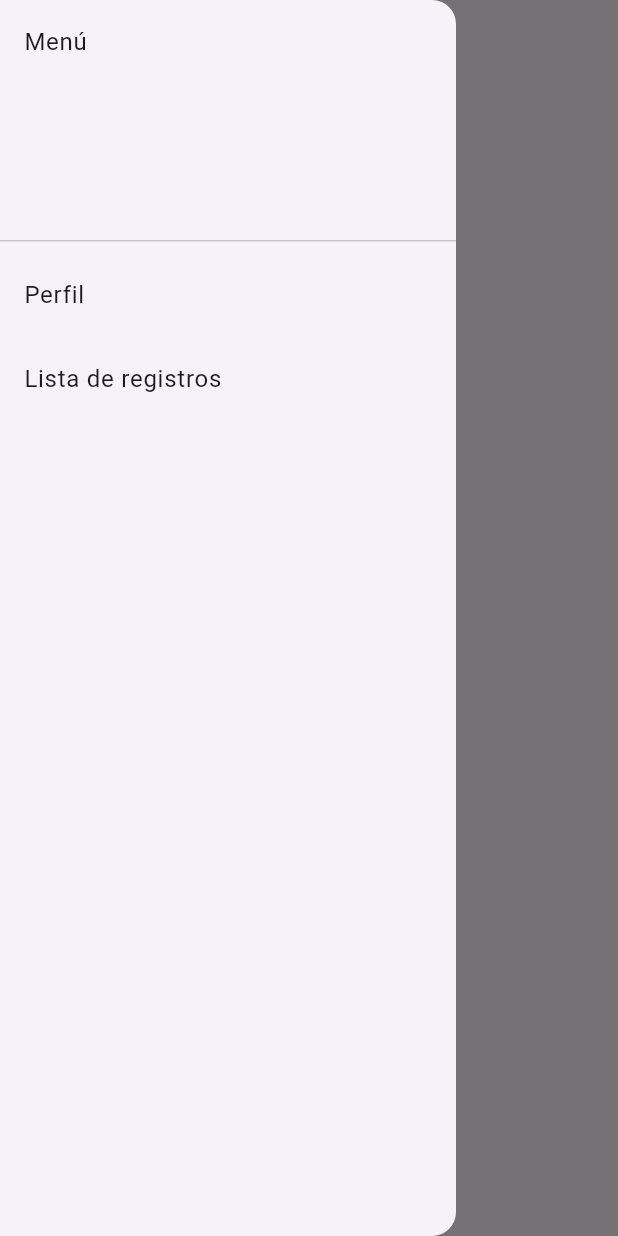
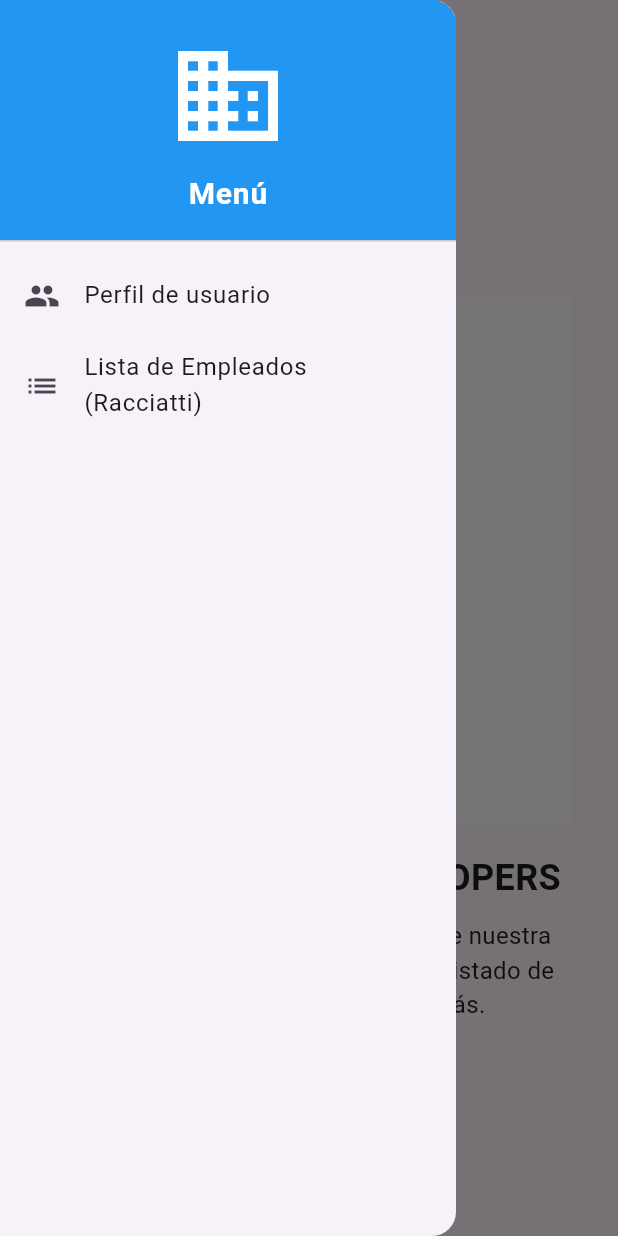
Before and after one commit to GaboRacciatti/Prototipo-Alvarez_Racciatti, a Flutter app: the screen it shows after launch, with the side drawer open, on a phone screen of 412 x 824 dp. Run offline on Flutter 3.47's test engine with Material 3 defaults, Android fonts, the light colour scheme and no system bars.

Commit message:
Subir cambios iniciales a la rama racciatti

```diff
--- a/lib/main.dart
+++ b/lib/main.dart
@@ -1,8 +1,5 @@
 import 'package:flutter/material.dart';
-import 'screens/home_screen.dart';
-import 'screens/perfil_screen.dart';
-import 'screens/lista_registros_screen.dart';
-import 'screens/detalle_registro_screen.dart';
+import 'screens/screens.dart';
 import 'theme/app_theme.dart';
 
 void main() {
@@ -15,7 +12,7 @@ class MyApp extends StatefulWidget {
 }
 
 class _MyAppState extends State<MyApp> {
-  bool isDarkTheme = false; // Tema inicial
+  bool isDarkTheme = false;
 
   void toggleTheme() {
     setState(() {
@@ -33,9 +30,20 @@ class _MyAppState extends State<MyApp> {
       initialRoute: '/',
       routes: {
         '/': (context) => HomeScreen(),
-        '/perfil': (context) => PerfilScreen(toggleTheme: toggleTheme, isDarkTheme: isDarkTheme),
-        '/listado': (context) => ListaRegistrosScreen(),
-        '/detalle': (context) => DetalleRegistroScreen(),
+        '/perfil': (context) => PerfilScreen(
+              toggleTheme: toggleTheme,
+              isDarkTheme: isDarkTheme,
+            ),
+        '/listado': (context) => ListaRegistroScreen(),
+      },
+      onGenerateRoute: (settings) {
+        if (settings.name == '/detalle') {
+          final registro = settings.arguments as Map<String, dynamic>;
+          return MaterialPageRoute(
+            builder: (context) => DetalleRegistroScreen(registro: registro),
+          );
+        }
+        return null;
       },
     );
   }
--- a/lib/screens/home_screen.dart
+++ b/lib/screens/home_screen.dart
@@ -3,6 +3,8 @@ import 'package:flutter/material.dart';
 class HomeScreen extends StatelessWidget {
   @override
   Widget build(BuildContext context) {
+    final bool isDarkTheme = Theme.of(context).brightness == Brightness.dark;
+
     return Scaffold(
       appBar: AppBar(
         title: Text('Home'),
@@ -10,15 +12,40 @@ class HomeScreen extends StatelessWidget {
       drawer: Drawer(
         child: ListView(
           children: [
-            DrawerHeader(child: Text('Menú')),
+            DrawerHeader(
+              decoration: BoxDecoration(
+                color: Colors.blue,
+              ),
+              child: Column(
+                mainAxisAlignment: MainAxisAlignment.center,
+                children: [
+                  Icon(
+                    Icons.business,
+                    size: 80,
+                    color: Colors.white,
+                  ),
+                  SizedBox(height: 10),
+                  Text(
+                    'Menú',
+                    style: TextStyle(
+                      color: Colors.white,
+                      fontSize: 20,
+                      fontWeight: FontWeight.bold,
+                    ),
+                  ),
+                ],
+              ),
+            ),
             ListTile(
-              title: Text('Perfil'),
+              leading: Icon(Icons.people),
+              title: Text('Perfil de usuario'),
               onTap: () {
                 Navigator.pushNamed(context, '/perfil');
               },
             ),
             ListTile(
-              title: Text('Lista de registros'),
+              leading: Icon(Icons.list),
+              title: Text('Lista de Empleados (Racciatti)'),
               onTap: () {
                 Navigator.pushNamed(context, '/listado');
               },
@@ -27,7 +54,34 @@ class HomeScreen extends StatelessWidget {
         ),
       ),
       body: Center(
-        child: Text('Bienvenido a la Home Screen'),
+        child: Column(
+          mainAxisAlignment: MainAxisAlignment.center,
+          crossAxisAlignment: CrossAxisAlignment.center,
+          children: [
+            Image.asset(
+              isDarkTheme ? 'lib/assets/2.png' : 'lib/assets/1.png',
+              height: 350,
+            ),
+            SizedBox(height: 20),
+            Text(
+              'G.A. SOFTWARE DEVELOPERS',
+              style: TextStyle(
+                fontSize: 24,
+                fontWeight: FontWeight.bold,
+              ),
+            ),
+            SizedBox(height: 10),
+            Padding(
+              padding: const EdgeInsets.symmetric(horizontal: 16.0),
+              child: Text(
+                'Bienvenido al sistema de gestión de nuestra empresa. '
+                'Aquí podrás consultar el listado de empleados, jefes de área y más.',
+                textAlign: TextAlign.center,
+                style: TextStyle(fontSize: 16),
+              ),
+            ),
+          ],
+        ),
       ),
     );
   }
--- /dev/null
+++ b/lib/screens/screens.dart
@@ -0,0 +1,4 @@
+export 'home_screen.dart';
+export 'lista_registros_screen.dart';
+export 'perfil_screen.dart';
+export 'detalle_registro_screen.dart';
--- a/pubspec.yaml
+++ b/pubspec.yaml
@@ -30,6 +30,7 @@ environment:
 dependencies:
   flutter:
     sdk: flutter
+  http: 1.2.2
 
 
   # The following adds the Cupertino Icons font to your application.
@@ -52,6 +53,9 @@ dev_dependencies:
 
 # The following section is specific to Flutter packages.
 flutter:
+  assets:
+    - lib/assets/1.png
+    - lib/assets/2.png
 
   # The following line ensures that the Material Icons font is
   # included with your application, so that you can use the icons in
```
Also changed, not shown: lib/screens/detalle_registro_screen.dart (+25 -16 lines), lib/screens/lista_registros_screen.dart (+61 -14 lines), lib/assets/1.png (added), lib/assets/2.png (added), pubspec.lock.
